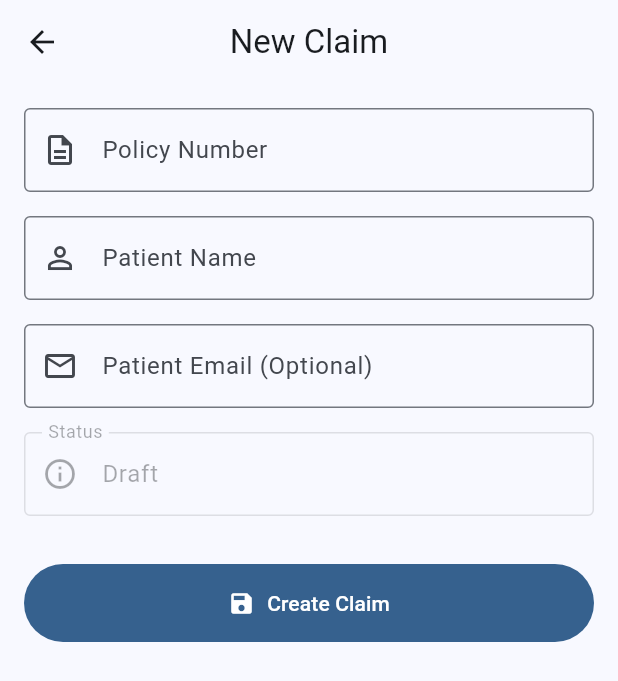
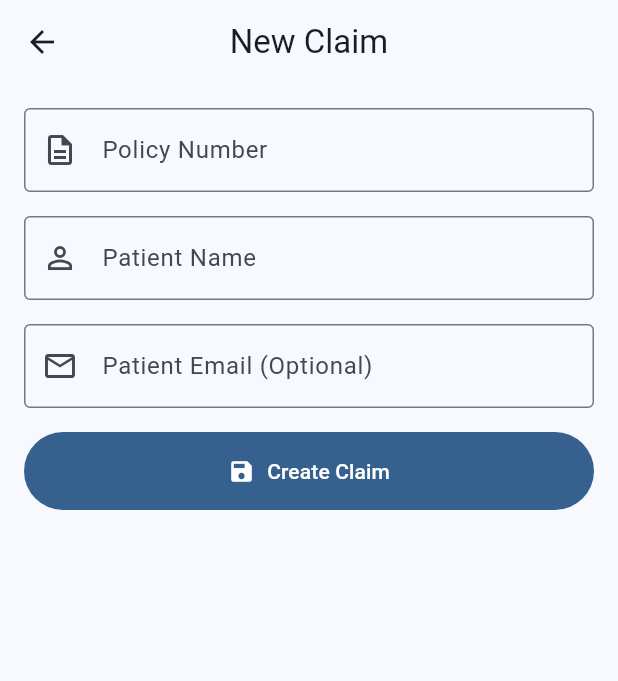
Before and after one commit to Shresth1822/i-c-m-s, a Flutter app: the ClaimFormScreen screen opened directly, on a phone screen of 412 x 824 dp. Shown: the top 681 px of the screen. Run offline on Flutter 3.47's test engine with Material 3 defaults, Android fonts, the phone set to English and light mode, and no system bars; our stand-ins replace flutter_dotenv, flutter_riverpod, riverpod_annotation, supabase_flutter; accounts and stored records are empty; generated files the repository leaves out were written again.

Commit message:
feat: Update claim field

```diff
--- a/lib/features/claims/presentation/pages/claim_form_screen.dart
+++ b/lib/features/claims/presentation/pages/claim_form_screen.dart
@@ -180,6 +180,7 @@ class _ClaimFormScreenState extends ConsumerState<ClaimFormScreen> {
               ),
               const SizedBox(height: 16),
 
+              if (isEditing) ...[
                 // Status (Read-Only)
                 TextFormField(
                   initialValue: _selectedStatus.label,
@@ -190,7 +191,8 @@ class _ClaimFormScreenState extends ConsumerState<ClaimFormScreen> {
                     enabled: false, // Make it read-only
                   ),
                 ),
-              const SizedBox(height: 32),
+                const SizedBox(height: 16),
+              ],
 
               // Save Button
               FilledButton.icon(
```
Lines whose indentation alone changed are shown as unchanged.
